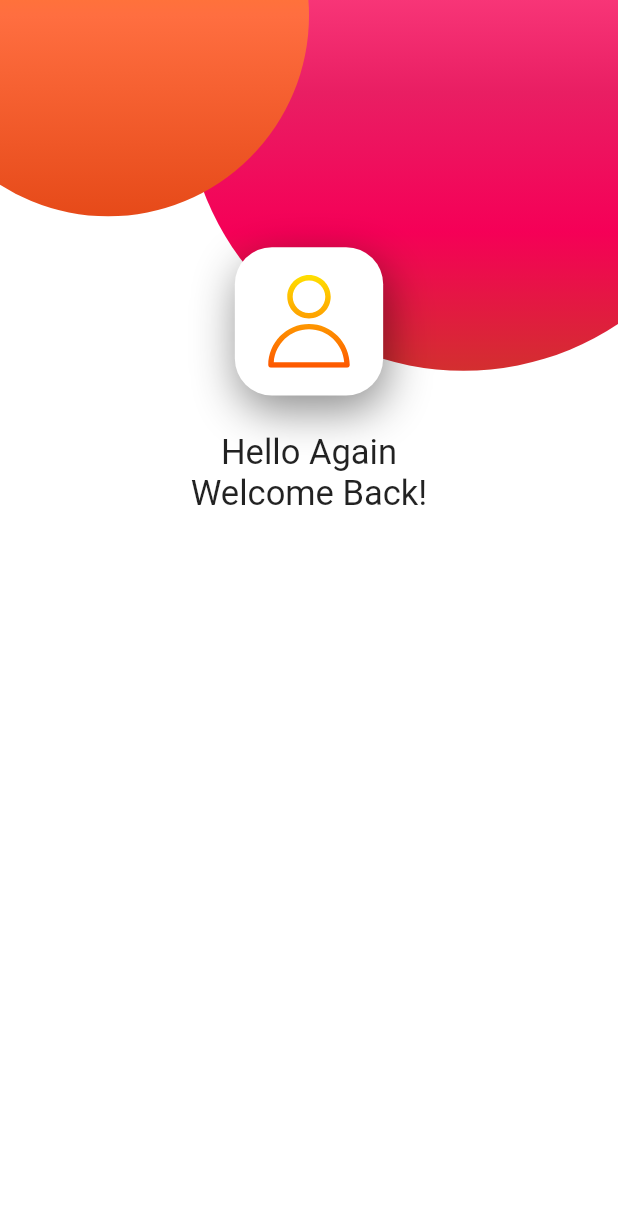
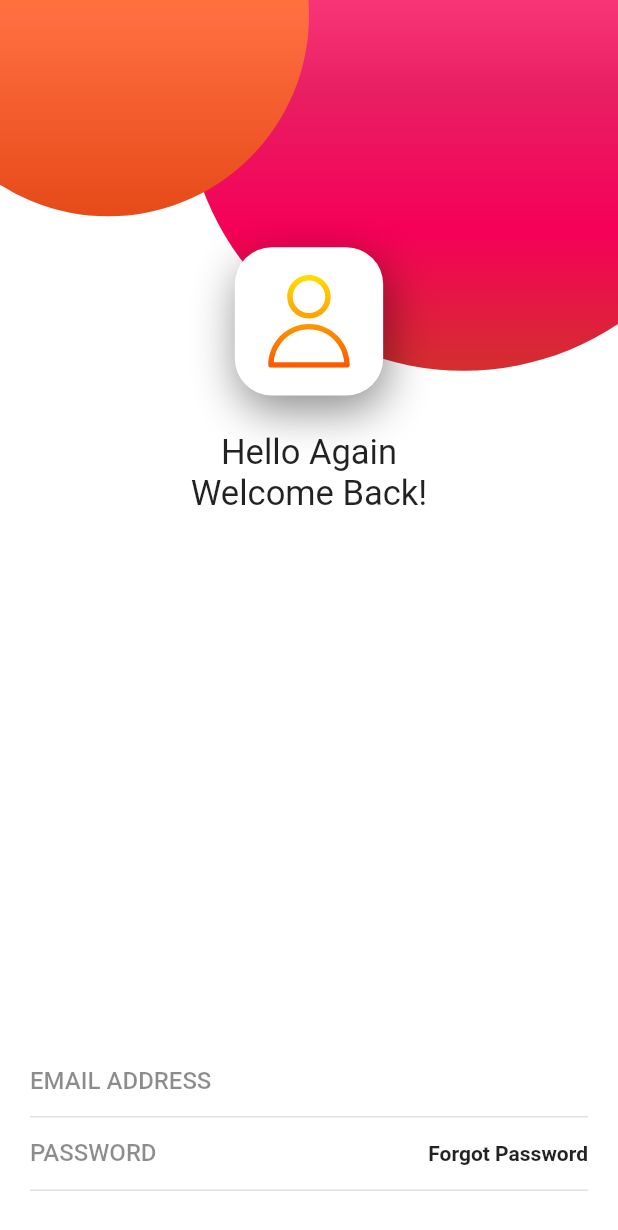
Before and after one commit to carlos-paezf/Curso_Flutter_Avanzado, a Flutter app: the screen it shows after launch, on a phone screen of 412 x 824 dp. Shown: the top 1230 px of the screen. Run offline on Flutter 3.47's test engine with Material 2 defaults, Android fonts, the phone set to English and light mode, and no system bars; our stand-ins replace flutter_svg.

Commit message:
Api Rest, Formulario de Login

```diff
--- a/flutter_api_rest/lib/pages/home_page.dart
+++ b/flutter_api_rest/lib/pages/home_page.dart
@@ -1,6 +1,7 @@
 import 'package:flutter/material.dart';
 import 'package:flutter_api_rest/utils/responsive.dart';
 import 'package:flutter_api_rest/widgets/icon_container.dart';
+import 'package:flutter_api_rest/widgets/login_form.dart';
 import '../widgets/circle.dart';
 
 class HomePage extends StatefulWidget {
@@ -17,13 +18,25 @@ class _HomePageState extends State<HomePage> {
     final Responsive responsive = Responsive.of(context);
 
     return Scaffold(
-      body: Container(
+      //! Widget para reaccionar segun nuestros gestos
+      body: GestureDetector(
+        onTap: () {
+          //? Desefocar cada vez que tocamos en espacios "sin funcionalidad"
+          FocusScope.of(context).unfocus();
+        },
+
+        //! Dentro de este widget, solo los elementos que tenga almacenados, podran ser scrollables
+        child: SingleChildScrollView(
+          child: Container(
             //* Ocupar todo el espacio posible
             width: double.infinity,
-        height: double.infinity,
+            //? Sin importar la cantidad de widgets que tenga, no se sobrepondran a los otros
+            height: responsive.height,
             color: Colors.white,
             //* Ubicación de los widgets
-        child: Stack(alignment: Alignment.center, children: <Widget>[
+            child: Stack(
+              alignment: Alignment.center,
+              children: <Widget>[
                 //* Ubicar el widget con valores especificos
                 //? Widget Circle de la derecha
                 Positioned(
@@ -40,6 +53,7 @@ class _HomePageState extends State<HomePage> {
                   right: responsive.wp(-20),
                   top: responsive.wp(-30),
                 ),
+
                 //? Widget Circle de la izquierda superpuesto al anterior
                 Positioned(
                   child: Circle(
@@ -69,7 +83,13 @@ class _HomePageState extends State<HomePage> {
                     ],
                   ),
                 ),
-        ]),
+
+                //? Widget para el formulario de Login
+                LoginForm()
+              ],
+            ),
+          ),
+        ),
       ),
     );
   }
--- /dev/null
+++ b/flutter_api_rest/lib/widgets/input_text.dart
@@ -0,0 +1,39 @@
+import 'package:flutter/material.dart';
+
+class InputText extends StatelessWidget {
+  //! Atributos
+  final String label;
+  final TextInputType keyboardType;
+  final bool obscureText, borderEnable;
+  //! Constructor
+  const InputText(
+      {Key key,
+      this.label = '',
+      this.keyboardType = TextInputType.text,
+      this.obscureText = false,
+      this.borderEnable = true})
+      : super(key: key);
+
+  @override
+  Widget build(BuildContext context) {
+    //? Retornar un widget que sea comun para todas las veces que lo llame en mi proyecto
+    return TextFormField(
+      keyboardType: this.keyboardType,
+      obscureText: this.obscureText,
+      decoration: InputDecoration(
+        contentPadding: EdgeInsets.symmetric(vertical: 5),
+        //! Condicional ternario
+        enabledBorder: this.borderEnable
+            ? UnderlineInputBorder(
+                borderSide: BorderSide(color: Colors.black12),
+              )
+            : InputBorder.none,
+        labelText: this.label.toUpperCase(),
+        labelStyle: TextStyle(
+          color: Colors.black45,
+          fontWeight: FontWeight.w500,
+        ),
+      ),
+    );
+  }
+}
--- /dev/null
+++ b/flutter_api_rest/lib/widgets/login_form.dart
@@ -0,0 +1,57 @@
+import 'package:flutter/material.dart';
+import 'input_text.dart';
+
+class LoginForm extends StatefulWidget {
+  LoginForm({Key key}) : super(key: key);
+
+  @override
+  _LoginFormState createState() => _LoginFormState();
+}
+
+class _LoginFormState extends State<LoginForm> {
+  @override
+  Widget build(BuildContext context) {
+    return Positioned(
+      bottom: 30,
+      left: 20,
+      right: 20,
+      child: Column(
+        children: <Widget>[
+          InputText(
+            label: 'Email Address',
+            keyboardType: TextInputType.emailAddress,
+          ),
+          Container(
+            //? Borde inferior
+            decoration: BoxDecoration(
+              border: Border(
+                bottom: BorderSide(color: Colors.black12),
+              ),
+            ),
+            child: Row(
+              children: <Widget>[
+                //? Expandirse en el espacio disponible
+                Expanded(
+                  child: InputText(
+                    label: 'Password',
+                    obscureText: true,
+                    borderEnable: false,
+                  ),
+                ),
+                //? Boton acompañante
+                FlatButton(
+                  padding: EdgeInsets.symmetric(vertical: 10),
+                  child: Text(
+                    'Forgot Password',
+                    style: TextStyle(fontWeight: FontWeight.bold),
+                  ),
+                  onPressed: () {},
+                ),
+              ],
+            ),
+          ),
+        ],
+      ),
+    );
+  }
+}
```
Lines whose indentation alone changed are shown as unchanged.
